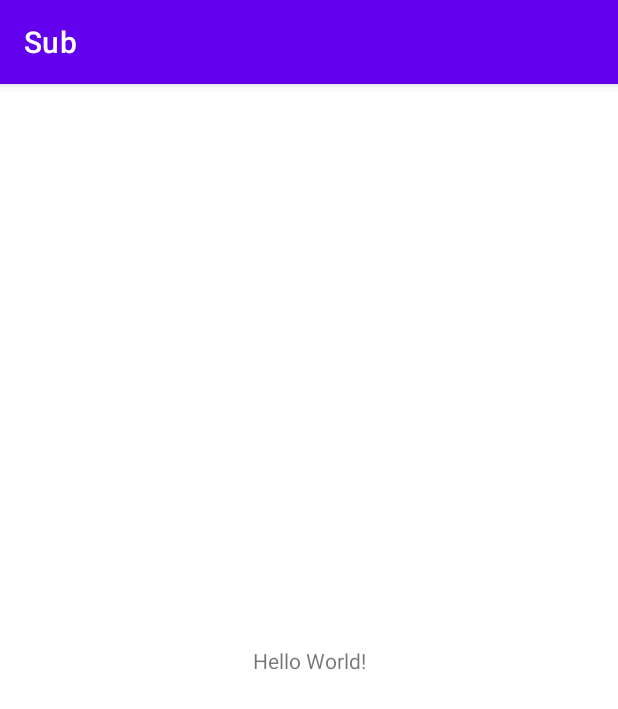
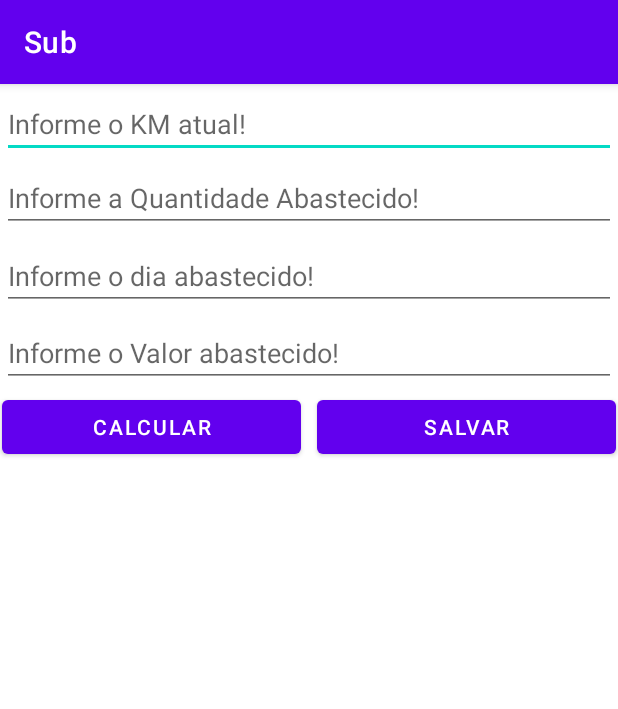
Before and after one commit to YukiLeonardo/ControleDe-abastecimento, an Android app: the screen it shows after launch (MainActivity), on a phone screen of 412 x 824 dp. Shown: the top 709 px of the screen. Run offline under Robolectric (Android 15) with nearby library versions, the phone set to English and light mode, and no system bars; our stand-ins replace Firebase (no records; nobody signed in at launch, a user with empty details on screens opened directly).

Commit message:
Comeco do firebase e tela grafica

```diff
--- a/app/build.gradle
+++ b/app/build.gradle
@@ -1,5 +1,6 @@
 plugins {
     id 'com.android.application'
+    id 'com.google.gms.google-services'
 }
 
 android {
@@ -32,7 +33,9 @@ dependencies {
     implementation 'androidx.appcompat:appcompat:1.5.1'
     implementation 'com.google.android.material:material:1.7.0'
     implementation 'androidx.constraintlayout:constraintlayout:2.1.4'
+    implementation 'com.google.firebase:firebase-database:20.1.0'
     testImplementation 'junit:junit:4.13.2'
     androidTestImplementation 'androidx.test.ext:junit:1.1.3'
     androidTestImplementation 'androidx.test.espresso:espresso-core:3.4.0'
+        implementation 'com.google.firebase:firebase-analytics'
 }
--- a/app/src/main/java/br/unigran/sub/MainActivity.java
+++ b/app/src/main/java/br/unigran/sub/MainActivity.java
@@ -3,12 +3,18 @@ package br.unigran.sub;
 import androidx.appcompat.app.AppCompatActivity;
 
 import android.os.Bundle;
+import android.provider.ContactsContract;
+
+import com.google.firebase.database.DatabaseReference;
+import com.google.firebase.database.FirebaseDatabase;
 
 public class MainActivity extends AppCompatActivity {
 
+    DatabaseReference databaseReference;
     @Override
     protected void onCreate(Bundle savedInstanceState) {
         super.onCreate(savedInstanceState);
         setContentView(R.layout.activity_main);
+        databaseReference = FirebaseDatabase.getInstance().getReference();
     }
 }
--- a/app/src/main/res/layout/activity_main.xml
+++ b/app/src/main/res/layout/activity_main.xml
@@ -6,13 +6,112 @@
     android:layout_height="match_parent"
     tools:context=".MainActivity">
 
-    <TextView
-        android:layout_width="wrap_content"
+    <EditText
+        android:id="@+id/id_kmAtual"
+        android:layout_width="0dp"
         android:layout_height="wrap_content"
-        android:text="Hello World!"
+        android:layout_marginStart="1dp"
+        android:layout_marginTop="5dp"
+        android:layout_marginEnd="1dp"
+        android:layout_marginBottom="5dp"
+        android:ems="10"
+        android:hint="Informe o KM atual!"
+        android:inputType="number"
+        app:layout_constraintBottom_toTopOf="@+id/id_data"
+        app:layout_constraintEnd_toEndOf="parent"
+        app:layout_constraintStart_toStartOf="parent"
+        app:layout_constraintTop_toTopOf="parent" />
+
+    <EditText
+        android:id="@+id/id_qntAbastecimento"
+        android:layout_width="0dp"
+        android:layout_height="wrap_content"
+        android:layout_marginStart="1dp"
+        android:layout_marginTop="5dp"
+        android:layout_marginEnd="1dp"
+        android:layout_marginBottom="5dp"
+        android:ems="10"
+        android:hint="Informe o dia abastecido!"
+        android:inputType="number"
+        app:layout_constraintBottom_toTopOf="@+id/id_valor"
+        app:layout_constraintEnd_toEndOf="parent"
+        app:layout_constraintStart_toStartOf="parent"
+        app:layout_constraintTop_toBottomOf="@+id/id_data" />
+
+    <EditText
+        android:id="@+id/id_data"
+        android:layout_width="0dp"
+        android:layout_height="wrap_content"
+        android:layout_marginStart="1dp"
+        android:layout_marginTop="5dp"
+        android:layout_marginEnd="1dp"
+        android:layout_marginBottom="5dp"
+        android:ems="10"
+        android:hint="Informe a Quantidade Abastecido!"
+        android:inputType="date"
+        app:layout_constraintBottom_toTopOf="@+id/id_valor"
+        app:layout_constraintEnd_toEndOf="parent"
+        app:layout_constraintStart_toStartOf="parent"
+        app:layout_constraintTop_toTopOf="parent" />
+
+    <EditText
+        android:id="@+id/id_valor"
+        android:layout_width="0dp"
+        android:layout_height="wrap_content"
+        android:layout_marginStart="1dp"
+        android:layout_marginTop="5dp"
+        android:layout_marginEnd="1dp"
+        android:layout_marginBottom="5dp"
+        android:ems="10"
+        android:hint="Informe o Valor abastecido!"
+        android:inputType="number"
+        app:layout_constraintBottom_toTopOf="@+id/id_list"
+        app:layout_constraintEnd_toEndOf="parent"
+        app:layout_constraintHorizontal_bias="1.0"
+        app:layout_constraintStart_toStartOf="parent"
+        app:layout_constraintTop_toBottomOf="@+id/id_data" />
+
+    <ListView
+        android:id="@+id/id_list"
+        android:layout_width="0dp"
+        android:layout_height="490dp"
+        android:layout_marginStart="1dp"
+        android:layout_marginTop="232dp"
+        android:layout_marginEnd="1dp"
         app:layout_constraintBottom_toBottomOf="parent"
         app:layout_constraintEnd_toEndOf="parent"
         app:layout_constraintStart_toStartOf="parent"
         app:layout_constraintTop_toTopOf="parent" />
 
+    <Button
+        android:id="@+id/id_salvar"
+        android:layout_width="0dp"
+        android:layout_height="wrap_content"
+        android:layout_marginStart="5dp"
+        android:layout_marginTop="5dp"
+        android:layout_marginEnd="1dp"
+        android:layout_marginBottom="5dp"
+        android:onClick="@string/salvar"
+        android:text="@string/salvar"
+        app:layout_constraintBottom_toTopOf="@+id/id_list"
+        app:layout_constraintEnd_toEndOf="parent"
+        app:layout_constraintStart_toEndOf="@+id/id_calcular"
+        app:layout_constraintTop_toBottomOf="@+id/id_valor" />
+
+    <Button
+        android:id="@+id/id_calcular"
+        android:layout_width="0dp"
+        android:layout_height="wrap_content"
+        android:layout_marginStart="1dp"
+        android:layout_marginTop="5dp"
+        android:layout_marginEnd="5dp"
+        android:layout_marginBottom="5dp"
+        android:onClick="@string/calcular"
+        android:text="@string/calcular"
+        app:layout_constraintBottom_toTopOf="@+id/id_list"
+        app:layout_constraintEnd_toStartOf="@+id/id_salvar"
+        app:layout_constraintStart_toStartOf="parent"
+        app:layout_constraintTop_toBottomOf="@+id/id_valor" />
+
+
 </androidx.constraintlayout.widget.ConstraintLayout>
--- a/app/src/main/res/values/strings.xml
+++ b/app/src/main/res/values/strings.xml
@@ -1,3 +1,9 @@
 <resources>
     <string name="app_name">Sub</string>
+    <string name="hint_informe_o_km_atual" />
+    <string name="hint_informa_a_data_de_hoje" />
+    <string name="hint_informe_a_quantidade_abastecida" />
+    <string name="hint_informe_o_valor_abastecido" />
+    <string name="salvar">SALVAR</string>
+    <string name="calcular">CALCULAR</string>
 </resources>
--- a/build.gradle
+++ b/build.gradle
@@ -1,4 +1,18 @@
-// Top-level build file where you can add configuration options common to all sub-projects/modules.
+buildscript {
+    repositories {
+
+        google()
+
+        mavenCentral()
+
+    }
+    dependencies {
+
+        classpath 'com.google.gms:google-services:4.3.13'
+
+    }
+}
+
 plugins {
     id 'com.android.application' version '7.2.2' apply false
     id 'com.android.library' version '7.2.2' apply false
```
Also changed, not shown: 1 other file.
